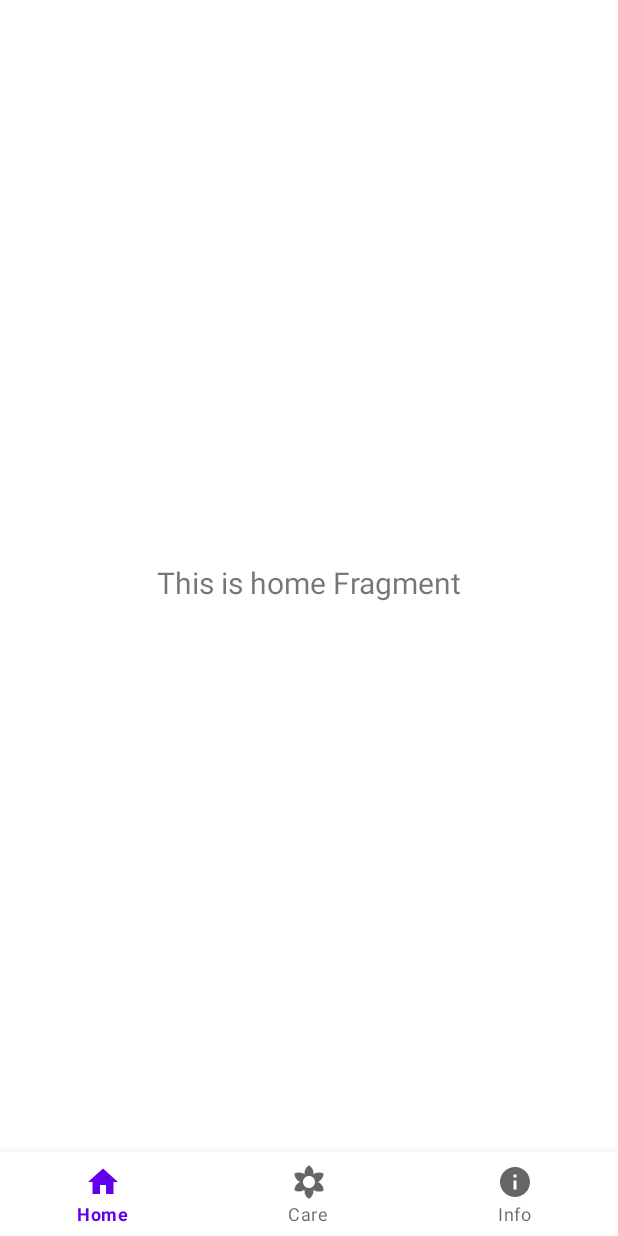
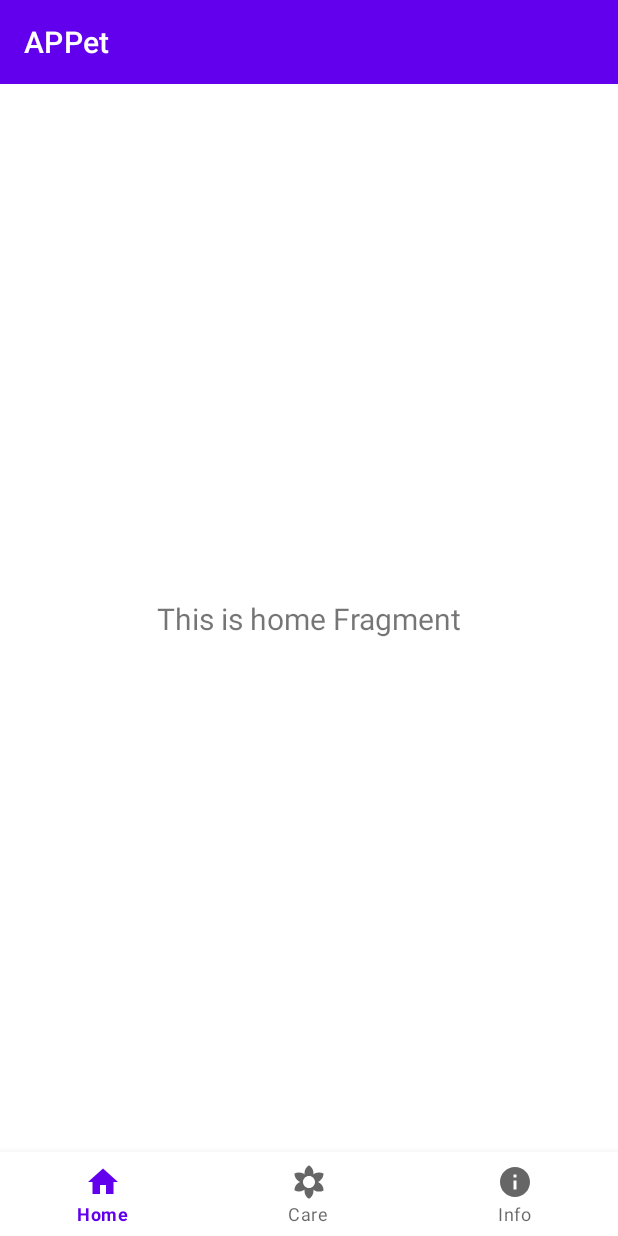
Before and after one commit to Vieja/APPet, an Android app: the screen it shows after launch (MainActivity), on a phone screen of 412 x 824 dp. Run offline under Robolectric (Android 15) with nearby library versions, the phone set to English and light mode, and no system bars; our stand-ins replace navigation-ui.

Commit message:
setup fragment toolbars with nav controller

```diff
--- a/app/src/main/java/com/vieja/appet/MainActivity.kt
+++ b/app/src/main/java/com/vieja/appet/MainActivity.kt
@@ -8,6 +8,7 @@ import androidx.navigation.ui.AppBarConfiguration
 import androidx.navigation.ui.setupWithNavController
 
 class MainActivity : AppCompatActivity() {
+
 
     override fun onCreate(savedInstanceState: Bundle?) {
         super.onCreate(savedInstanceState)
--- a/app/src/main/java/com/vieja/appet/MainActivityViewModel.kt
+++ b/app/src/main/java/com/vieja/appet/MainActivityViewModel.kt
@@ -8,7 +8,7 @@ import com.vieja.appet.models.Pet
 
 class MainActivityViewModel: ViewModel() {
 
-    private val _chosen_pet_id = MutableLiveData<Int>()
+    private val _chosen_pet_id = MutableLiveData<Int>(1)
 
 
     fun choosePet(id : Int) {
--- a/app/src/main/java/com/vieja/appet/ui/home/HomeFragment.kt
+++ b/app/src/main/java/com/vieja/appet/ui/home/HomeFragment.kt
@@ -1,31 +1,33 @@
 package com.vieja.appet.ui.home
 
 import android.os.Bundle
-import android.view.LayoutInflater
 import android.view.View
-import android.view.ViewGroup
-import android.widget.TextView
 import androidx.fragment.app.Fragment
-import androidx.lifecycle.Observer
 import androidx.lifecycle.ViewModelProvider
+import androidx.navigation.fragment.NavHostFragment
+import androidx.navigation.ui.AppBarConfiguration
+import androidx.navigation.ui.NavigationUI
+import com.vieja.appet.MainActivity
 import com.vieja.appet.R
+import kotlinx.android.synthetic.main.collapsing_toolbar.*
+import kotlinx.android.synthetic.main.fragment_home.*
 
-class HomeFragment : Fragment() {
+class HomeFragment : Fragment(R.layout.fragment_home) {
 
     private lateinit var homeViewModel: HomeViewModel
 
-    override fun onCreateView(
-            inflater: LayoutInflater,
-            container: ViewGroup?,
-            savedInstanceState: Bundle?
-    ): View? {
-        homeViewModel =
-                ViewModelProvider(this).get(HomeViewModel::class.java)
-        val root = inflater.inflate(R.layout.fragment_home, container, false)
-        val textView: TextView = root.findViewById(R.id.text_home)
-        homeViewModel.text.observe(viewLifecycleOwner, Observer {
-            textView.text = it
+    override fun onViewCreated(view: View, savedInstanceState: Bundle?) {
+        super.onViewCreated(view, savedInstanceState)
+
+        (requireActivity() as? MainActivity)?.setSupportActionBar(toolbar_home)
+        val appBarConfiguration = AppBarConfiguration(setOf(
+            R.id.navigation_home, R.id.navigation_care, R.id.navigation_info))
+        val navHostFragment = NavHostFragment.findNavController(this);
+        NavigationUI.setupWithNavController(toolbar_home, navHostFragment,appBarConfiguration)
+
+        homeViewModel = ViewModelProvider(this).get(HomeViewModel::class.java)
+        homeViewModel.text.observe(viewLifecycleOwner, {
+            text_home.text = it
         })
-        return root
     }
 }
--- a/app/src/main/res/layout/collapsing_toolbar.xml
+++ b/app/src/main/res/layout/collapsing_toolbar.xml
@@ -30,7 +30,7 @@
             app:layout_collapseMode="parallax" />
 
         <androidx.appcompat.widget.Toolbar
-            android:id="@+id/toolbar"
+            android:id="@+id/toolbar_collapsed"
             android:layout_width="match_parent"
             android:layout_height="?attr/actionBarSize"
             app:layout_collapseMode="pin"
--- a/app/src/main/res/layout/fragment_care.xml
+++ b/app/src/main/res/layout/fragment_care.xml
@@ -16,7 +16,7 @@
 
         <LinearLayout
             android:layout_width="match_parent"
-            android:layout_height="match_parent"
+            android:layout_height="wrap_content"
             android:orientation="vertical">
 
             <androidx.appcompat.widget.Toolbar
@@ -51,6 +51,7 @@
             <TextView
                 android:layout_width="wrap_content"
                 android:layout_height="wrap_content"
+                android:id="@+id/test"
                 android:text="Lorem ipsum dolor sit amet, consectetur adipiscing elit, sed do eiusmod tempor incididunt ut labore et dolore magna aliqua. Ut enim ad minim veniam, quis nostrud exercitation ullamco laboris nisi ut aliquip ex ea commodo consequat. Duis aute irure dolor in reprehenderit in voluptate velit esse cillum dolore eu fugiat nulla pariatur. Excepteur sint occaecat cupidatat non proident, sunt in culpa qui officia deserunt mollit anim id est laborum."
                 android:textSize="40sp"/>
 
--- a/app/src/main/res/layout/fragment_home.xml
+++ b/app/src/main/res/layout/fragment_home.xml
@@ -6,17 +6,28 @@
     android:layout_height="match_parent"
     tools:context=".ui.home.HomeFragment">
 
+    <androidx.appcompat.widget.Toolbar
+        android:id="@+id/toolbar_home"
+        android:layout_width="match_parent"
+        android:layout_height="wrap_content"
+        android:background="?attr/colorPrimary"
+        android:minHeight="?attr/actionBarSize"
+        android:theme="@style/ThemeOverlay.AppCompat.Dark.ActionBar"
+        app:popupTheme="@style/ThemeOverlay.AppCompat.Light"
+        app:layout_constraintEnd_toEndOf="parent"
+        app:layout_constraintStart_toStartOf="parent"
+        app:layout_constraintTop_toTopOf="parent" />
+
     <TextView
         android:id="@+id/text_home"
         android:layout_width="match_parent"
         android:layout_height="wrap_content"
         android:layout_marginStart="8dp"
-        android:layout_marginTop="8dp"
         android:layout_marginEnd="8dp"
         android:textAlignment="center"
         android:textSize="20sp"
         app:layout_constraintBottom_toBottomOf="parent"
         app:layout_constraintEnd_toEndOf="parent"
         app:layout_constraintStart_toStartOf="parent"
-        app:layout_constraintTop_toTopOf="parent" />
+        app:layout_constraintTop_toBottomOf="@+id/toolbar_home" />
 </androidx.constraintlayout.widget.ConstraintLayout>
--- a/app/src/main/res/navigation/mobile_navigation.xml
+++ b/app/src/main/res/navigation/mobile_navigation.xml
@@ -15,12 +15,24 @@
         android:id="@+id/navigation_care"
         android:name="com.vieja.appet.ui.care.CareFragment"
         android:label="@string/title_care"
-        tools:layout="@layout/fragment_care" />
+        tools:layout="@layout/fragment_care" >
+        <action
+            android:id="@+id/action_navigation_care_to_careCategoryFragment"
+            app:destination="@id/careCategoryFragment" />
+    </fragment>
 
     <fragment
         android:id="@+id/navigation_info"
         android:name="com.vieja.appet.ui.info.InfoFragment"
         android:label="@string/title_info"
         tools:layout="@layout/fragment_info" />
+    <fragment
+        android:id="@+id/careCategoryFragment"
+        android:name="com.vieja.appet.ui.care.category.CareCategoryFragment"
+        android:label="CareCategoryFragment" >
+        <action
+            android:id="@+id/action_careCategoryFragment_to_navigation_care"
+            app:destination="@id/navigation_care" />
+    </fragment>
 
 </navigation>
```
Also changed, not shown: app/build.gradle (+9 -8 lines), app/src/main/java/com/vieja/appet/ui/care/CareFragment.kt (+27 -25 lines), app/src/main/java/com/vieja/appet/ui/care/category/CareCategoryFragment.kt (added, +22 -0 lines), app/src/main/java/com/vieja/appet/ui/info/InfoFragment.kt (+58 -79 lines), app/src/main/res/layout/fragment_care_category.xml (added, +20 -0 lines).
